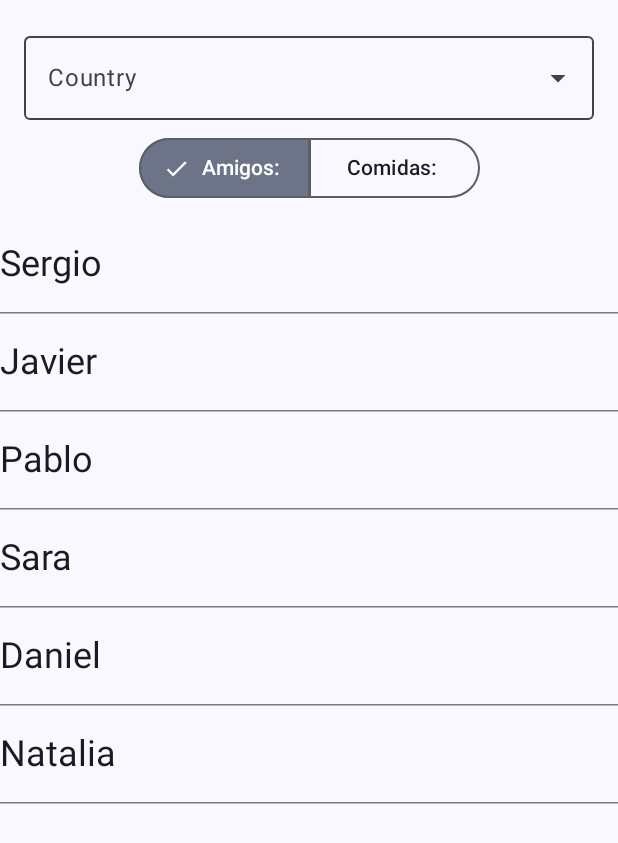
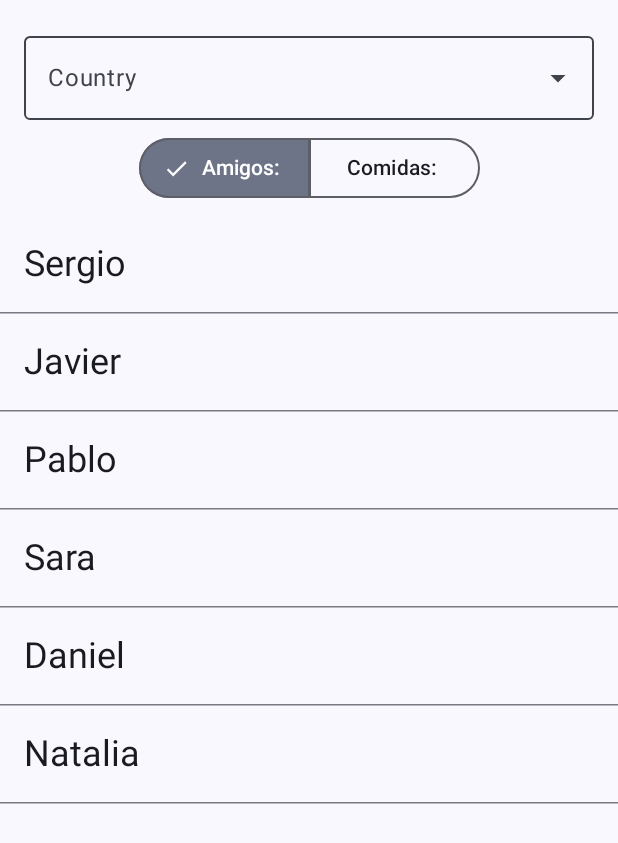
Before and after one commit to MrPancetita/JCAdapters, an Android app built with Jetpack Compose: the screen it shows after launch (MainActivity), on a phone screen of 412 x 824 dp. Shown: the top 843 px of the screen. Run offline under Robolectric (Android 15) with nearby library versions, the phone set to English and light mode, and no system bars; libraries missing offline, so code that uses them is left out: com.bumptech.glide.

Commit message:
lesson 251 padding fix

```diff
--- a/app/src/main/java/net/iessochoa/sergiocontreras/jcadapters/MainScreen.kt
+++ b/app/src/main/java/net/iessochoa/sergiocontreras/jcadapters/MainScreen.kt
@@ -17,7 +17,6 @@ import androidx.compose.material3.Text
 import androidx.compose.runtime.Composable
 import androidx.compose.runtime.getValue
 import androidx.compose.runtime.mutableIntStateOf
-import androidx.compose.runtime.mutableStateOf
 import androidx.compose.runtime.remember
 import androidx.compose.runtime.setValue
 import androidx.compose.ui.Alignment
--- a/app/src/main/java/net/iessochoa/sergiocontreras/jcadapters/ui/components/ItemList.kt
+++ b/app/src/main/java/net/iessochoa/sergiocontreras/jcadapters/ui/components/ItemList.kt
@@ -69,7 +69,7 @@ fun ItemListBasic(
         Text(text,
             modifier = modifier
                 .fillMaxWidth() //Sin esto es scroll sería solo posible encima del texto... muy raro.
-                .padding(vertical = dimensionResource(id = R.dimen.common_padding_default)),
+                .padding(dimensionResource(id = R.dimen.common_padding_default)),
             style = Typography.headlineSmall
         )
 
```
